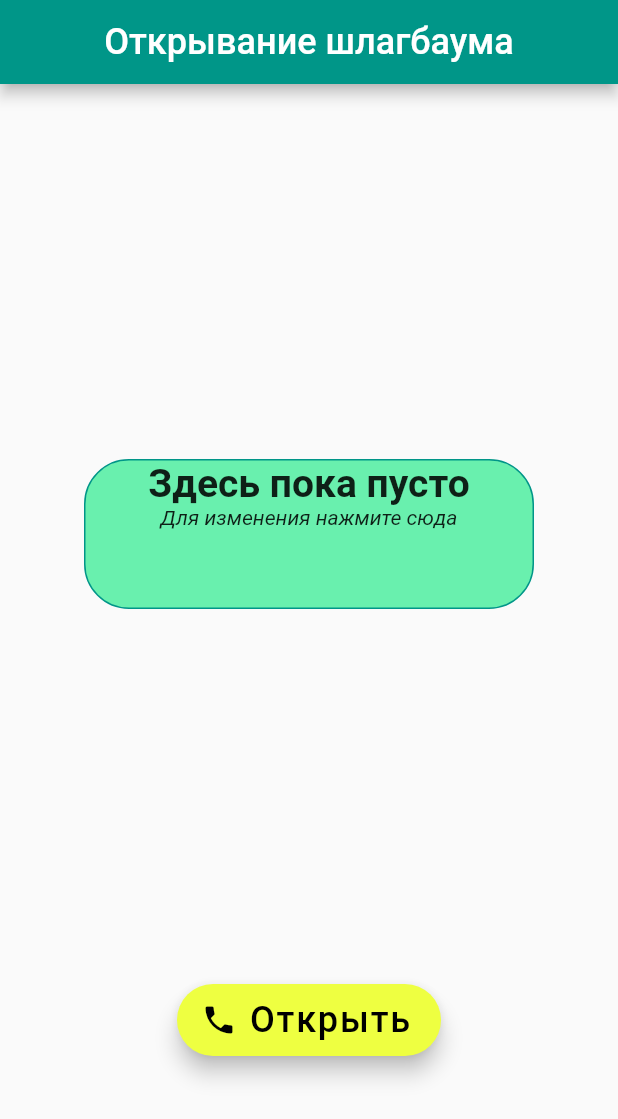
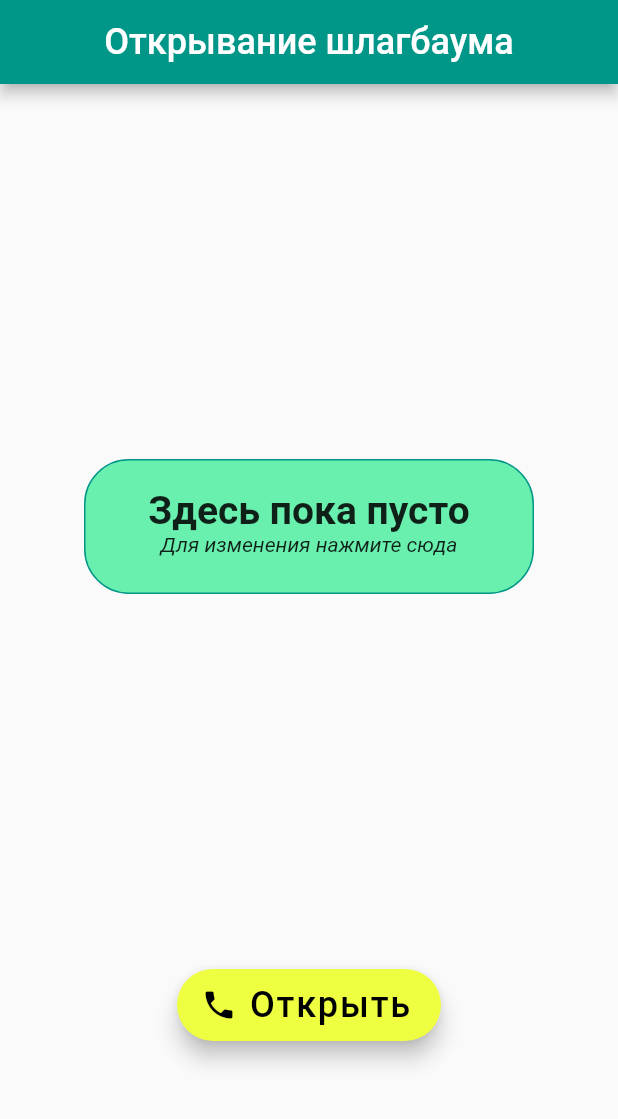
Before and after one commit to Puzikovsa/opening_the_barrier, a Flutter app: the screen it shows after launch, on a phone screen of 412 x 824 dp. Shown: the top 1119 px of the screen. Run offline on Flutter 3.47's test engine with Material 2 defaults, Android fonts, the phone set to English and light mode, and no system bars; our stand-ins replace shared_preferences; missing offline and left inert: flutter_phone_direct_caller.

```diff
--- a/lib/widgets/access_widget.dart
+++ b/lib/widgets/access_widget.dart
@@ -12,7 +12,7 @@ class AccessWidget extends StatelessWidget {
         future: Provider.of<Phone>(context, listen: false).changeNumber(),
         builder: (BuildContext context, AsyncSnapshot<dynamic> snapshot) {
           return Container(
-            height: 100,
+            height: 90,
             width: 300,
             decoration: BoxDecoration(
               border: Border.all(
@@ -22,7 +22,12 @@ class AccessWidget extends StatelessWidget {
               borderRadius: BorderRadius.circular(30),
               color: Colors.greenAccent,
             ),
-            child: GestureDetector(
+            child: Column(
+              children: [
+                SizedBox(
+                  height: 18,
+                ),
+                GestureDetector(
                   child: Column(
                     children: [
                       Text(
@@ -46,6 +51,8 @@ class AccessWidget extends StatelessWidget {
                     Navigator.pushNamed(context, AddedPhone.rout);
                   },
                 ),
+              ],
+            ),
           );
         });
   }
```
Also changed, not shown: lib/pages/added_phone_page.dart (+5 -2 lines). Lines whose indentation alone changed are shown as unchanged.
